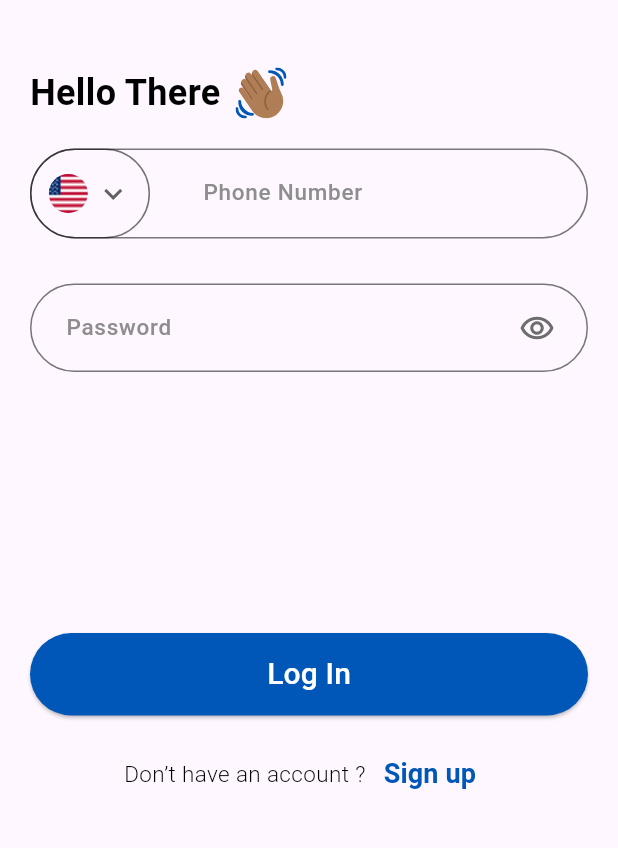
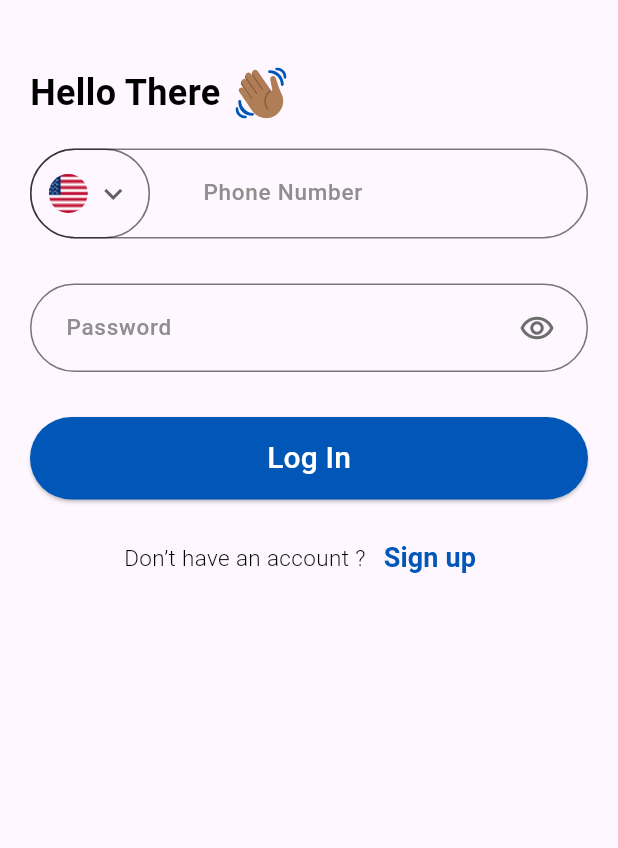
Before and after one commit to aelafmass1/Mela2, a Flutter app: the screen it shows after launch, after a tap on "Get Started", after a tap on "Next", after a tap on "Log in", on a phone screen of 412 x 824 dp, the part 165-1013 px from its top. Run offline on Flutter 3.47's test engine with Material 3 defaults, Android fonts, the phone set to English and light mode, and no system bars; our stand-ins replace cloud_firestore, device_preview, firebase_analytics, firebase_auth, firebase_core, firebase_crashlytics and 10 more; accounts and stored records are empty.

Commit message:
login overflow problem fixed

```diff
--- a/lib/presentation/screens/login_screen/login_screen.dart
+++ b/lib/presentation/screens/login_screen/login_screen.dart
@@ -51,6 +51,7 @@ class _LoginScreenState extends State<LoginScreen> {
         padding: const EdgeInsets.symmetric(horizontal: 20),
         child: Form(
           key: _formKey,
+          child: SingleChildScrollView(
             child: Column(
               crossAxisAlignment: CrossAxisAlignment.center,
               children: [
@@ -184,7 +185,7 @@ class _LoginScreenState extends State<LoginScreen> {
                 // PasswordBox(
                 //   controller: passwordController,
                 // ),
-              const Expanded(child: SizedBox()),
+                const SizedBox(height: 30),
                 BlocConsumer<AuthBloc, AuthState>(
                   listener: (context, state) {
                     if (state is AuthFail) {
@@ -246,8 +247,8 @@ class _LoginScreenState extends State<LoginScreen> {
                     ],
                   ),
                 ),
-              const Expanded(child: SizedBox()),
               ],
+            ),
           ),
         ),
       ),
--- a/lib/presentation/tabs/send_tab.dart
+++ b/lib/presentation/tabs/send_tab.dart
@@ -1,3 +1,5 @@
+import 'dart:developer';
+
 import 'package:firebase_auth/firebase_auth.dart';
 import 'package:flutter/material.dart';
 import 'package:flutter/services.dart';
```
Lines whose indentation alone changed are shown as unchanged.
